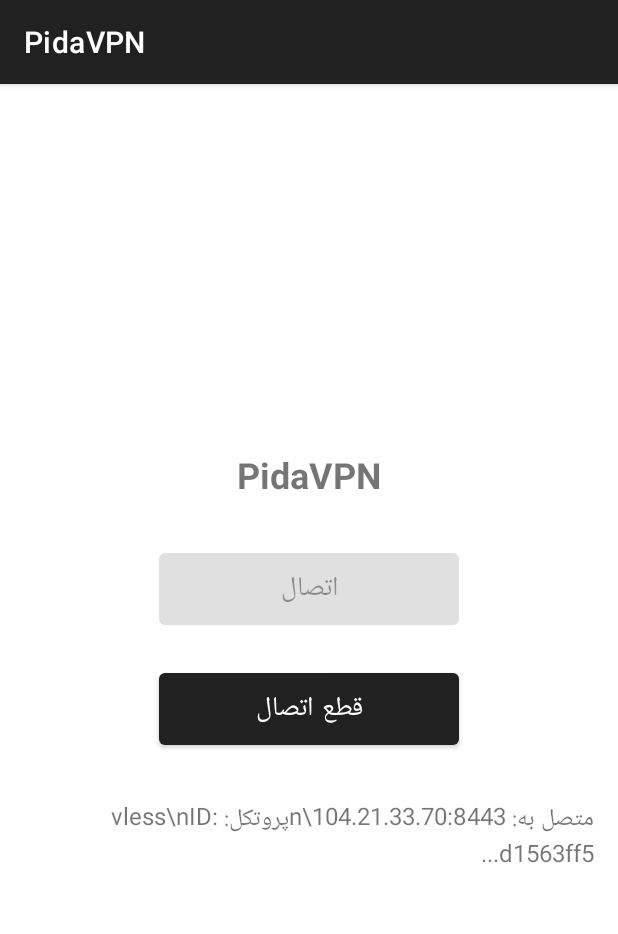
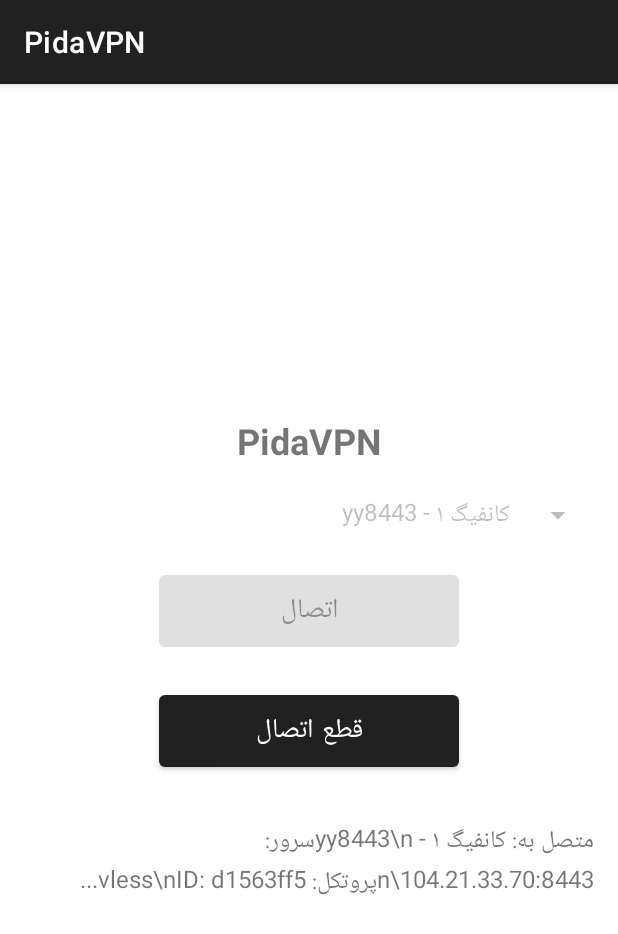
Before and after one commit to bigbadcowqt/PidaVpngit, an Android app: the screen it shows after launch (MainActivity), after a tap on "اتصال", on a phone screen of 412 x 824 dp. Shown: the top 934 px of the screen. Run offline under Robolectric (Android 15) with nearby library versions, the phone set to English and light mode, and no system bars.

Commit message:
اضافه کردن Spinner برای انتخاب کانفیگ

```diff
--- a/app/src/main/java/com/pidavpn/app/MainActivity.java
+++ b/app/src/main/java/com/pidavpn/app/MainActivity.java
@@ -3,27 +3,31 @@ package com.pidavpn.app;
 import androidx.appcompat.app.AppCompatActivity;
 import android.os.Bundle;
 import android.view.View;
+import android.widget.AdapterView;
+import android.widget.ArrayAdapter;
 import android.widget.Button;
+import android.widget.Spinner;
 import android.widget.TextView;
 import android.widget.Toast;
 import com.google.gson.Gson;
 import com.google.gson.JsonObject;
 
-public class MainActivity extends AppCompatActivity {
+public class MainActivity extends AppCompatActivity implements AdapterView.OnItemSelectedListener {
     private Button connectButton, disconnectButton;
     private TextView statusText;
+    private Spinner configSpinner;
     private boolean isConnected = false;
 
     // کانفیگ‌های واقعی شما
     private final String[] vpnConfigs = {
         // کانفیگ شماره 1 (ساده‌شده)
-        "{\"protocol\": \"vless\", \"server\": \"104.21.33.70\", \"port\": 8443, \"id\": \"d1563ff5-b87c-41a2-ab52-315a5251783b\", \"host\": \"white-tooth-0914.motilew530.workers.dev\", \"path\": \"/SfCL44HuPKPyhBBf?ed=2560\", \"security\": \"tls\"}",
+        "{\"name\": \"کانفیگ ۱ - yy8443\", \"protocol\": \"vless\", \"server\": \"104.21.33.70\", \"port\": 8443, \"id\": \"d1563ff5-b87c-41a2-ab52-315a5251783b\", \"host\": \"white-tooth-0914.motilew530.workers.dev\", \"path\": \"/SfCL44HuPKPyhBBf?ed=2560\", \"security\": \"tls\"}",
 
         // کانفیگ شماره 2 (از لینک VLESS)
-        "{\"protocol\": \"vless\", \"server\": \"104.24.72.159\", \"port\": 8443, \"id\": \"d1563ff5-b87c-41a2-ab52-315a5251783b\", \"host\": \"white-tooth-0914.motilew530.workers.dev\", \"path\": \"/SfCL44HuPKPyhBBf?ed\", \"security\": \"tls\"}",
+        "{\"name\": \"کانفیگ ۲ - Ali\", \"protocol\": \"vless\", \"server\": \"104.24.72.159\", \"port\": 8443, \"id\": \"d1563ff5-b87c-41a2-ab52-315a5251783b\", \"host\": \"white-tooth-0914.motilew530.workers.dev\", \"path\": \"/SfCL44HuPKPyhBBf?ed\", \"security\": \"tls\"}",
 
         // کانفیگ شماره 3 (از لینک VLESS)
-        "{\"protocol\": \"vless\", \"server\": \"www.speedtest.net\", \"port\": 443, \"id\": \"d29debb4-5df3-424e-85c5-e2dffa095ec0\", \"host\": \"amoozesh-enl.pages.dev\", \"path\": \"/V0cJso6c0RXNrfEp\", \"security\": \"tls\"}"
+        "{\"name\": \"کانفیگ ۳ - Domain\", \"protocol\": \"vless\", \"server\": \"www.speedtest.net\", \"port\": 443, \"id\": \"d29debb4-5df3-424e-85c5-e2dffa095ec0\", \"host\": \"amoozesh-enl.pages.dev\", \"path\": \"/V0cJso6c0RXNrfEp\", \"security\": \"tls\"}"
     };
 
     private int currentConfigIndex = 0;
@@ -37,6 +41,10 @@ public class MainActivity extends AppCompatActivity {
         connectButton = findViewById(R.id.connectButton);
         disconnectButton = findViewById(R.id.disconnectButton);
         statusText = findViewById(R.id.statusText);
+        configSpinner = findViewById(R.id.configSpinner);
+
+        // تنظیمات Spinner
+        setupConfigSpinner();
 
         connectButton.setOnClickListener(new View.OnClickListener() {
             @Override
@@ -59,8 +67,27 @@ public class MainActivity extends AppCompatActivity {
         updateUI();
     }
 
+    private void setupConfigSpinner() {
+        // ایجاد لیست نام‌های کانفیگ‌ها
+        String[] configNames = new String[vpnConfigs.length];
+        for (int i = 0; i < vpnConfigs.length; i++) {
+            try {
+                Gson gson = new Gson();
+                JsonObject config = gson.fromJson(vpnConfigs[i], JsonObject.class);
+                configNames[i] = config.get("name").getAsString();
+            } catch (Exception e) {
+                configNames[i] = "کانفیگ " + (i + 1);
+            }
+        }
+
+        ArrayAdapter<String> adapter = new ArrayAdapter<>(this,
+                android.R.layout.simple_spinner_item, configNames);
+        adapter.setDropDownViewResource(android.R.layout.simple_spinner_dropdown_item);
+        configSpinner.setAdapter(adapter);
+        configSpinner.setOnItemSelectedListener(this);
+    }
+
     private void connectToVpn() {
-        if (currentConfigIndex < vpnConfigs.length) {
         String configJson = vpnConfigs[currentConfigIndex];
 
         try {
@@ -71,21 +98,21 @@ public class MainActivity extends AppCompatActivity {
             int port = config.get("port").getAsInt();
             String protocol = config.get("protocol").getAsString();
             String id = config.get("id").getAsString();
+            String name = config.get("name").getAsString();
 
             // شبیه‌سازی اتصال
             isConnected = true;
             updateUI();
 
             // نمایش اطلاعات اتصال
-                String statusMessage = String.format("متصل به: %s:%d\\nپروتکل: %s\\nID: %s",
-                    server, port, protocol, id.substring(0, 8) + "...");
+            String statusMessage = String.format("متصل به: %s\\nسرور: %s:%d\\nپروتکل: %s\\nID: %s",
+                name, server, port, protocol, id.substring(0, 8) + "...");
             statusText.setText(statusMessage);
 
-                Toast.makeText(this, "اتصال برقرار شد", Toast.LENGTH_SHORT).show();
+            Toast.makeText(this, "اتصال به " + name + " برقرار شد", Toast.LENGTH_SHORT).show();
 
         } catch (Exception e) {
             Toast.makeText(this, "خطا در پردازش کانفیگ: " + e.getMessage(), Toast.LENGTH_SHORT).show();
-            }
         }
     }
 
@@ -100,9 +127,23 @@ public class MainActivity extends AppCompatActivity {
         if (isConnected) {
             connectButton.setEnabled(false);
             disconnectButton.setEnabled(true);
+            configSpinner.setEnabled(false);
         } else {
             connectButton.setEnabled(true);
             disconnectButton.setEnabled(false);
+            configSpinner.setEnabled(true);
         }
     }
+
+    // روش‌های interface OnItemSelectedListener
+    @Override
+    public void onItemSelected(AdapterView<?> parent, View view, int position, long id) {
+        currentConfigIndex = position;
+        Toast.makeText(this, "کانفیگ انتخاب شد: " + (position + 1), Toast.LENGTH_SHORT).show();
     }
+
+    @Override
+    public void onNothingSelected(AdapterView<?> parent) {
+        // هیچ کاری لازم نیست انجام شود
+    }
+}
--- a/app/src/main/res/layout/activity_main.xml
+++ b/app/src/main/res/layout/activity_main.xml
@@ -13,7 +13,13 @@
         android:text="PidaVPN"
         android:textSize="24sp"
         android:textStyle="bold"
-        android:layout_marginBottom="30dp"/>
+        android:layout_marginBottom="20dp"/>
+
+    <Spinner
+        android:id="@+id/configSpinner"
+        android:layout_width="match_parent"
+        android:layout_height="wrap_content"
+        android:layout_marginBottom="20dp"/>
 
     <Button
         android:id="@+id/connectButton"
```
Lines whose indentation alone changed are shown as unchanged.
